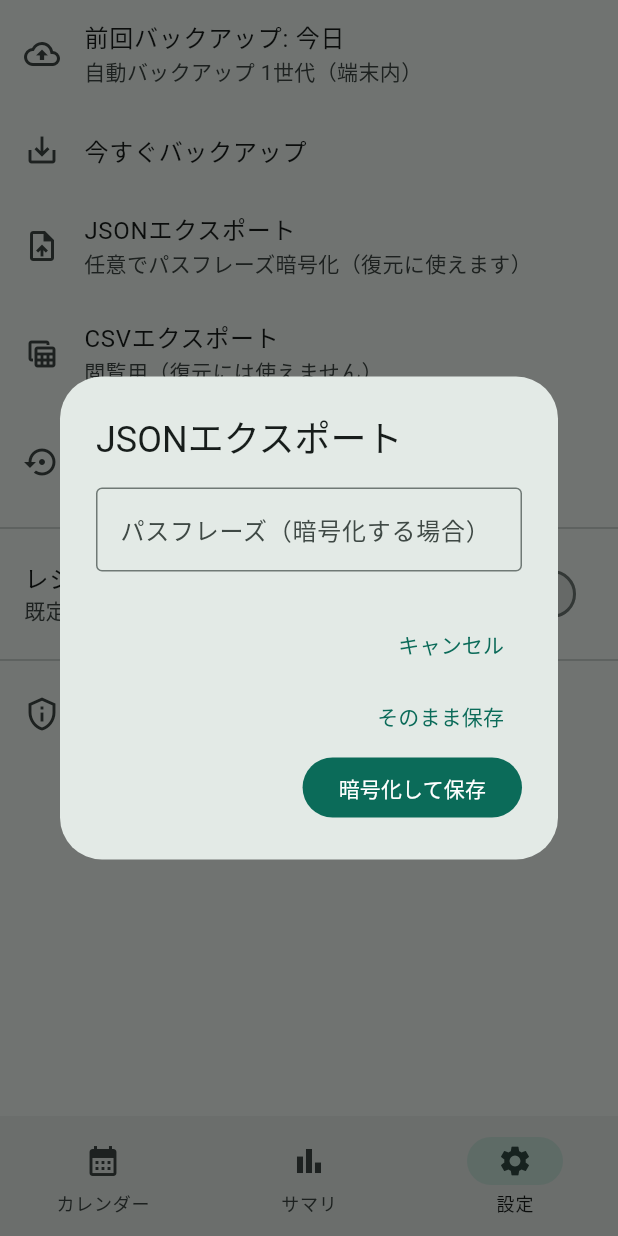
After one commit to HIDE-Fozu/kakeibo-app, a Flutter app: the screen it shows after launch, item 3 of the bottom bar chosen, after a tap on "今すぐバックアップ", after a tap on "JSONエクスポート", on a phone screen of 412 x 824 dp. The commit adds this screen. Run offline on Flutter 3.47's test engine with Material 3 defaults, Android fonts, the phone set to English and light mode, and no system bars; our stand-ins replace drift, flutter_riverpod, shared_preferences, table_calendar; missing offline and left inert: cryptography; accounts and stored records are empty; generated files the repository leaves out were written again.

Commit message:
feat(settings): backup UI, restore picker, banner, startup auto-backup

```diff
--- a/lib/app/home_shell.dart
+++ b/lib/app/home_shell.dart
@@ -5,6 +5,8 @@ import '../features/calendar/application/calendar_providers.dart';
 import '../features/calendar/presentation/calendar_screen.dart';
 import '../features/entry/application/entry_form_controller.dart';
 import '../features/entry/presentation/entry_screen.dart';
+import '../features/settings/application/backup_controller.dart';
+import '../features/settings/presentation/settings_screen.dart';
 import '../features/summary/presentation/summary_screen.dart';
 
 class HomeShell extends ConsumerStatefulWidget {
@@ -18,13 +20,25 @@ class _HomeShellState extends ConsumerState<HomeShell> {
   int _index = 0;
 
   @override
+  void initState() {
+    super.initState();
+    WidgetsBinding.instance.addPostFrameCallback((_) {
+      // 起動時バックアップ（spec §2.1「定期」）。失敗しても起動を妨げない。
+      ref
+          .read(backupControllerProvider.notifier)
+          .runStartupBackupIfStale()
+          .catchError((_) => false);
+    });
+  }
+
+  @override
   Widget build(BuildContext context) => Scaffold(
         body: IndexedStack(
           index: _index,
           children: const [
             CalendarScreen(),
             SummaryScreen(),
-            _PlaceholderTab('(設定 準備中)'), // Task 12 で SettingsScreen に差し替え
+            SettingsScreen(),
           ],
         ),
         floatingActionButton: _index == 0
@@ -55,11 +69,3 @@ class _HomeShellState extends ConsumerState<HomeShell> {
         ),
       );
 }
-
-class _PlaceholderTab extends StatelessWidget {
-  final String label;
-  const _PlaceholderTab(this.label);
-
-  @override
-  Widget build(BuildContext context) => Center(child: Text(label));
-}
--- /dev/null
+++ b/lib/features/calendar/presentation/backup_banner.dart
@@ -0,0 +1,30 @@
+import 'package:flutter/material.dart';
+import 'package:flutter_riverpod/flutter_riverpod.dart';
+
+import '../../../app/providers.dart';
+import '../../../core/format.dart';
+import '../../settings/application/backup_controller.dart';
+
+/// spec §2.1-2: 「前回バックアップ: N日前」をホームに常時表示（通知の代替）。
+class BackupBanner extends ConsumerWidget {
+  const BackupBanner({super.key});
+
+  @override
+  Widget build(BuildContext context, WidgetRef ref) {
+    final last = ref.watch(lastBackupProvider);
+    final now = ref.watch(utcNowProvider)();
+    return Container(
+      width: double.infinity,
+      color: Theme.of(context).colorScheme.surfaceContainerHighest,
+      padding: const EdgeInsets.symmetric(horizontal: 12, vertical: 4),
+      child: Row(
+        children: [
+          const Icon(Icons.backup_outlined, size: 14),
+          const SizedBox(width: 6),
+          Text(backupAgeLabel(last, now),
+              style: Theme.of(context).textTheme.bodySmall),
+        ],
+      ),
+    );
+  }
+}
--- a/lib/features/calendar/presentation/calendar_screen.dart
+++ b/lib/features/calendar/presentation/calendar_screen.dart
@@ -7,6 +7,7 @@ import '../../../core/format.dart';
 import '../../../domain/entities.dart';
 import '../../../domain/money/civil_date.dart';
 import '../application/calendar_providers.dart';
+import 'backup_banner.dart';
 import 'day_transaction_list.dart';
 
 class CalendarScreen extends ConsumerWidget {
@@ -25,6 +26,7 @@ class CalendarScreen extends ConsumerWidget {
     return SafeArea(
       child: Column(
         children: [
+          const BackupBanner(),
           _MonthHeader(year: year, month: month, summary: summary),
           TableCalendar<int>(
             firstDay: DateTime(2000, 1, 1),
--- /dev/null
+++ b/lib/features/settings/presentation/settings_screen.dart
@@ -0,0 +1,182 @@
+import 'package:flutter/material.dart';
+import 'package:flutter_riverpod/flutter_riverpod.dart';
+
+import '../../../app/providers.dart';
+import '../../../core/format.dart';
+import '../application/backup_controller.dart';
+import '../application/settings_controller.dart';
+import 'restore_picker_page.dart';
+
+class SettingsScreen extends ConsumerWidget {
+  const SettingsScreen({super.key});
+
+  @override
+  Widget build(BuildContext context, WidgetRef ref) {
+    final last = ref.watch(lastBackupProvider);
+    final now = ref.watch(utcNowProvider)();
+    final settings = ref.watch(appSettingsProvider);
+    final generations =
+        ref.watch(autoBackupStoreProvider).listGenerations().length;
+
+    return SafeArea(
+      child: ListView(
+        children: [
+          ListTile(
+            leading: const Icon(Icons.backup_outlined),
+            title: Text(backupAgeLabel(last, now)),
+            subtitle: Text('自動バックアップ $generations世代（端末内）'),
+          ),
+          ListTile(
+            key: const Key('backup-now'),
+            leading: const Icon(Icons.save_alt),
+            title: const Text('今すぐバックアップ'),
+            onTap: () => _backupNow(context, ref),
+          ),
+          ListTile(
+            key: const Key('export-json'),
+            leading: const Icon(Icons.upload_file),
+            title: const Text('JSONエクスポート'),
+            subtitle: const Text('任意でパスフレーズ暗号化（復元に使えます）'),
+            onTap: () => _exportJson(context, ref),
+          ),
+          ListTile(
+            key: const Key('export-csv'),
+            leading: const Icon(Icons.table_view),
+            title: const Text('CSVエクスポート'),
+            subtitle: const Text('閲覧用（復元には使えません）'),
+            onTap: () => _exportCsv(context, ref),
+          ),
+          ListTile(
+            key: const Key('restore-tile'),
+            leading: const Icon(Icons.settings_backup_restore),
+            title: const Text('復元'),
+            subtitle: const Text('全データを置き換えます'),
+            onTap: () => Navigator.push(
+              context,
+              MaterialPageRoute(builder: (_) => const RestorePickerPage()),
+            ),
+          ),
+          const Divider(),
+          SwitchListTile(
+            key: const Key('retain-images-switch'),
+            title: const Text('レシート画像をローカル保持'),
+            subtitle: const Text('既定では保存後に破棄します'),
+            value: settings.retainReceiptImages,
+            onChanged: (v) =>
+                ref.read(appSettingsProvider.notifier).setRetainReceiptImages(v),
+          ),
+          const Divider(),
+          ListTile(
+            key: const Key('about-data-tile'),
+            leading: const Icon(Icons.privacy_tip_outlined),
+            title: const Text('データの取り扱いについて'),
+            onTap: () => showDataPolicyDialog(context),
+          ),
+        ],
+      ),
+    );
+  }
+
+  Future<void> _backupNow(BuildContext context, WidgetRef ref) async {
+    final messenger = ScaffoldMessenger.of(context);
+    try {
+      await ref.read(backupControllerProvider.notifier).backupNow();
+      messenger
+          .showSnackBar(const SnackBar(content: Text('バックアップを作成しました')));
+    } catch (e) {
+      messenger.showSnackBar(SnackBar(content: Text('バックアップに失敗しました: $e')));
+    }
+  }
+
+  Future<void> _exportJson(BuildContext context, WidgetRef ref) async {
+    final messenger = ScaffoldMessenger.of(context);
+    final choice = await showDialog<String>(
+      context: context,
+      builder: (_) => const _ExportPassphraseDialog(),
+    );
+    if (choice == null) return; // キャンセル
+    try {
+      final file = await ref
+          .read(backupControllerProvider.notifier)
+          .exportJson(passphrase: choice.isEmpty ? null : choice);
+      messenger.showSnackBar(
+          SnackBar(content: Text('保存しました: ${file.uri.pathSegments.last}')));
+    } catch (e) {
+      messenger.showSnackBar(SnackBar(content: Text('エクスポートに失敗しました: $e')));
+    }
+  }
+
+  Future<void> _exportCsv(BuildContext context, WidgetRef ref) async {
+    final messenger = ScaffoldMessenger.of(context);
+    try {
+      final file = await ref.read(backupControllerProvider.notifier).exportCsv();
+      messenger.showSnackBar(
+          SnackBar(content: Text('保存しました: ${file.uri.pathSegments.last}')));
+    } catch (e) {
+      messenger.showSnackBar(SnackBar(content: Text('エクスポートに失敗しました: $e')));
+    }
+  }
+}
+
+/// オンボーディングと共通の説明（Task 13 で初回起動ダイアログからも使う）
+Future<void> showDataPolicyDialog(BuildContext context) => showDialog<void>(
+      context: context,
+      builder: (ctx) => AlertDialog(
+        title: const Text('データの取り扱いについて'),
+        content: const Text(
+          '・記録は端末の中だけに保存されます。自動で外部に送信されることはありません。\n'
+          '・端末内で自動バックアップを取りますが、機種変更や端末の故障に備えて、'
+          '設定からエクスポートを保存してください。',
+        ),
+        actions: [
+          FilledButton(
+              onPressed: () => Navigator.pop(ctx), child: const Text('閉じる')),
+        ],
+      ),
+    );
+
+class _ExportPassphraseDialog extends StatefulWidget {
+  const _ExportPassphraseDialog();
+
+  @override
+  State<_ExportPassphraseDialog> createState() =>
+      _ExportPassphraseDialogState();
+}
+
+class _ExportPassphraseDialogState extends State<_ExportPassphraseDialog> {
+  final _controller = TextEditingController();
+
+  @override
+  void dispose() {
+    _controller.dispose();
+    super.dispose();
+  }
+
+  @override
+  Widget build(BuildContext context) => AlertDialog(
+        title: const Text('JSONエクスポート'),
+        content: TextField(
+          key: const Key('passphrase-field'),
+          controller: _controller,
+          obscureText: true,
+          decoration: const InputDecoration(
+            labelText: 'パスフレーズ（暗号化する場合）',
+            border: OutlineInputBorder(),
+          ),
+        ),
+        actions: [
+          TextButton(
+              onPressed: () => Navigator.pop(context),
+              child: const Text('キャンセル')),
+          TextButton(
+              onPressed: () => Navigator.pop(context, ''),
+              child: const Text('そのまま保存')),
+          FilledButton(
+              onPressed: () {
+                final t = _controller.text;
+                if (t.isNotEmpty) Navigator.pop(context, t);
+              },
+              child: const Text('暗号化して保存')),
+        ],
+      );
+}
```
Also changed, not shown: lib/features/settings/application/backup_controller.dart (+9 -9 lines), lib/features/settings/presentation/restore_picker_page.dart (added, +131 -0 lines), 4 other files.
